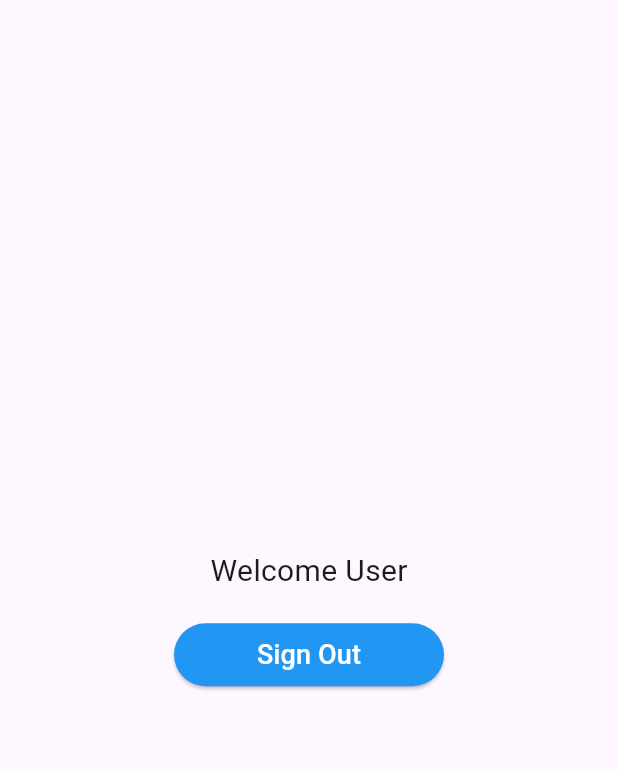
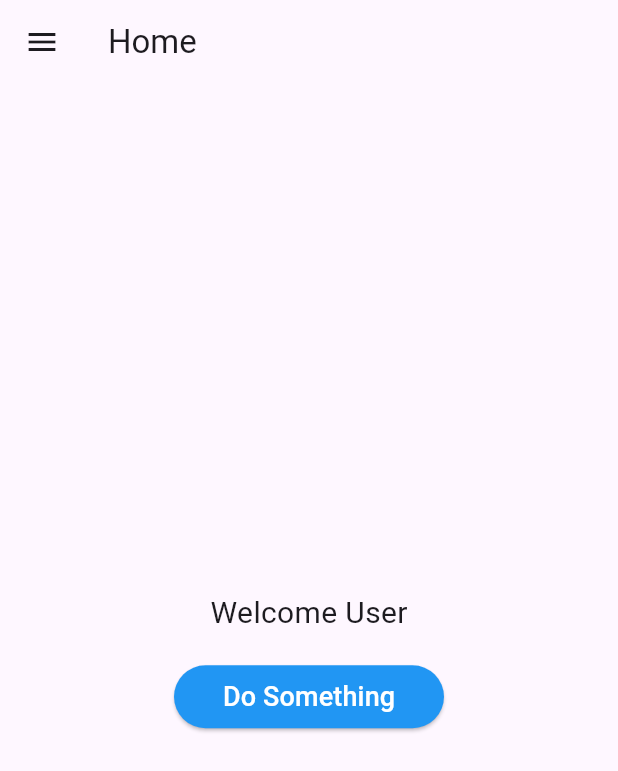
Before and after one commit to Thuvarakan-97/Online-Learning, a Flutter app: the HomeScreen screen opened directly, on a phone screen of 412 x 824 dp. Shown: the top 771 px of the screen. Run offline on Flutter 3.47's test engine with Material 3 defaults, Android fonts, the phone set to English and light mode, and no system bars; our stand-ins replace cloud_firestore, firebase_auth, firebase_core; accounts and stored records are empty; network calls fail.

```diff
--- /dev/null
+++ b/lib/admin/side_menu.dart
@@ -0,0 +1,26 @@
+import 'package:flutter/material.dart';
+import 'package:online_learning/auth/login_screen.dart';
+
+import 'package:online_learning/admin/add_user_screen.dart';
+void main() {
+  runApp(const SideMenu());
+}
+
+class SideMenu extends StatelessWidget {
+  const SideMenu({super.key});
+
+  @override
+  Widget build(BuildContext context) {
+    return MaterialApp(
+      title: 'Your App Title',
+      initialRoute: '/', // Initial route, if needed
+      routes: {
+        '/': (context) => const LoginScreen(), // Example: LoginScreen as home
+        '/add_user': (context) => AddUserScreen(),
+       // '/view_users': (context) => ViewUsersScreen(),
+      //  '/edit_user': (context) => EditUserScreen(),
+        // Add more routes as needed
+      },
+    );
+  }
+}
--- a/lib/auth/login_screen.dart
+++ b/lib/auth/login_screen.dart
@@ -3,7 +3,8 @@ import 'package:flutter/material.dart';
 import 'package:online_learning/auth/auth_service.dart';
 import 'package:online_learning/auth/signup_screen.dart';
 import 'package:online_learning/admin/adminhome_screen.dart';
-import 'package:online_learning/home_screen.dart';
+import 'package:online_learning/user/assignment_screen.dart';
+import 'package:online_learning/user/home_screen.dart';
 import 'package:online_learning/widgets/button.dart';
 import 'package:online_learning/widgets/textfield.dart';
 
@@ -87,7 +88,7 @@ class _LoginScreenState extends State<LoginScreen> {
 
   goToHome(BuildContext context) => Navigator.push(
         context,
-        MaterialPageRoute(builder: (context) => const HomeScreen()),
+        MaterialPageRoute(builder: (context) => AssignmentScreen()),
       );
 
   goToAdminHome(BuildContext context) => Navigator.push(
--- a/lib/auth/signup_screen.dart
+++ b/lib/auth/signup_screen.dart
@@ -2,7 +2,7 @@ import 'dart:developer';
 
 import 'package:online_learning/auth/auth_service.dart';
 import 'package:online_learning/auth/login_screen.dart';
-import 'package:online_learning/home_screen.dart';
+import 'package:online_learning/user/home_screen.dart';
 import 'package:online_learning/widgets/button.dart';
 import 'package:online_learning/widgets/textfield.dart';
 import 'package:flutter/material.dart';
--- a/lib/home_screen.dart
+++ /dev/null
@@ -1,40 +0,0 @@
-import 'package:online_learning/auth/auth_service.dart';
-import 'package:online_learning/auth/login_screen.dart';
-import 'package:online_learning/widgets/button.dart';
-import 'package:flutter/material.dart';
-
-class HomeScreen extends StatelessWidget {
-  const HomeScreen({super.key});
-
-  @override
-  Widget build(BuildContext context) {
-    final auth = AuthService();
-    return Scaffold(
-      body: Align(
-        alignment: Alignment.center,
-        child: Column(
-          mainAxisAlignment: MainAxisAlignment.center,
-          children: [
-            const Text(
-              "Welcome User",
-              style: TextStyle(fontSize: 20, fontWeight: FontWeight.w400),
-            ),
-            const SizedBox(height: 20),
-            CustomButton(
-              label: "Sign Out",
-              onPressed: () async {
-                await auth.signout();
-                goToLogin(context);
-              },
-            )
-          ],
-        ),
-      ),
-    );
-  }
-
-  goToLogin(BuildContext context) => Navigator.push(
-        context,
-        MaterialPageRoute(builder: (context) => const LoginScreen()),
-      );
-}
--- a/lib/main.dart
+++ b/lib/main.dart
@@ -5,7 +5,7 @@ import 'package:flutter/material.dart';
 
 void main() async {
   WidgetsFlutterBinding.ensureInitialized();
-  await Firebase.initializeApp(); // Initialize Firebase
+  await Firebase. initializeApp();
   runApp(const MyApp());
 }
 
--- /dev/null
+++ b/lib/side_menu.dart
@@ -0,0 +1 @@
+// TODO Implement this library.
--- /dev/null
+++ b/lib/user/home_screen.dart
@@ -0,0 +1,91 @@
+import 'package:flutter/material.dart';
+import 'package:online_learning/auth/auth_service.dart';
+import 'package:online_learning/auth/login_screen.dart';
+import 'package:online_learning/user/assignment_screen.dart';
+import 'package:online_learning/widgets/button.dart';
+
+class HomeScreen extends StatelessWidget {
+  const HomeScreen({Key? key});
+
+  @override
+  Widget build(BuildContext context) {
+    final auth = AuthService();
+
+    return Scaffold(
+      appBar: AppBar(
+        title: Text("Home"),
+      ),
+      drawer: Drawer(
+        child: ListView(
+          padding: EdgeInsets.zero,
+          children: [
+            DrawerHeader(
+              decoration: BoxDecoration(
+                color: Colors.blue,
+              ),
+              child: Text(
+                'Menu',
+                style: TextStyle(
+                  color: Colors.white,
+                  fontSize: 24,
+                ),
+              ),
+            ),
+            ListTile(
+              title: Text('Item 1'),
+              onTap: () async {
+                   await auth.signout();
+                goToLogin(context);
+              },
+            ),
+            ListTile(
+              title: Text('Item 2'),
+              onTap: () {
+                // Handle item 2 press
+              },
+            ),
+            ListTile(
+              title: Text('Sign Out'),
+              onTap: () async {
+                await auth.signout();
+                goToLogin(context);
+              },
+            ),
+          ],
+        ),
+      ),
+      body: Align(
+        alignment: Alignment.center,
+        child: Column(
+          mainAxisAlignment: MainAxisAlignment.center,
+          children: [
+            const Text(
+              "Welcome User",
+              style: TextStyle(fontSize: 20, fontWeight: FontWeight.w400),
+            ),
+            const SizedBox(height: 20),
+            CustomButton(
+              label: "Do Something",
+              onPressed: () {
+                // Add your button functionality here
+              },
+            )
+          ],
+        ),
+      ),
+    );
+  }
+
+  goToLogin(BuildContext context) {
+    Navigator.pushReplacement(
+      context,
+      MaterialPageRoute(builder: (context) => const LoginScreen()),
+    );
+  }
+  goToView(BuildContext context) {
+    Navigator.pushReplacement(
+      context,
+      MaterialPageRoute(builder: (context) => AssignmentScreen()),
+    );
+  }
+}
--- a/pubspec.yaml
+++ b/pubspec.yaml
@@ -38,6 +38,7 @@ dependencies:
   firebase_core: ^2.29.0
   firebase_auth: ^4.19.1
   firebase_ui_auth: ^1.13.1
+  cloud_firestore: ^4.17.0
 
 dev_dependencies:
   flutter_test:
```
Also changed, not shown: lib/admin/add_assignment_screen.dart (added, +187 -0 lines), lib/admin/add_user_screen.dart (added, +65 -0 lines), lib/admin/adminhome_screen.dart (+23 -6 lines), lib/user/assignment_screen.dart (added, +83 -0 lines), pubspec.lock, 7 other files.
